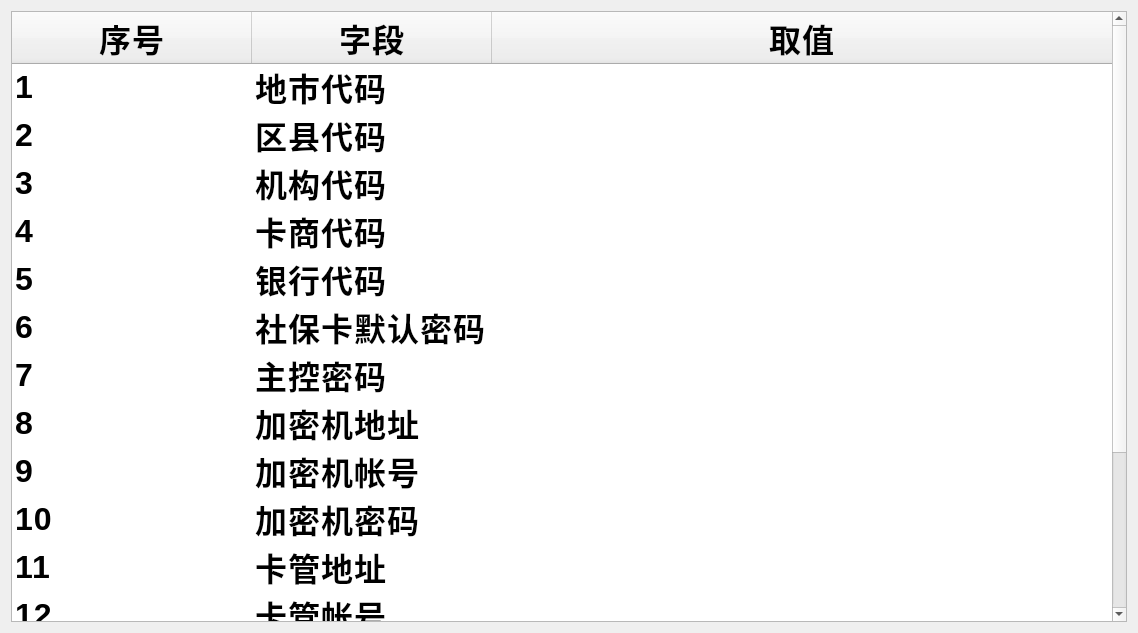
leithergit/SSCard_System, file SSCard_System/Sys_regionconfigure.ui: the form before one commit.
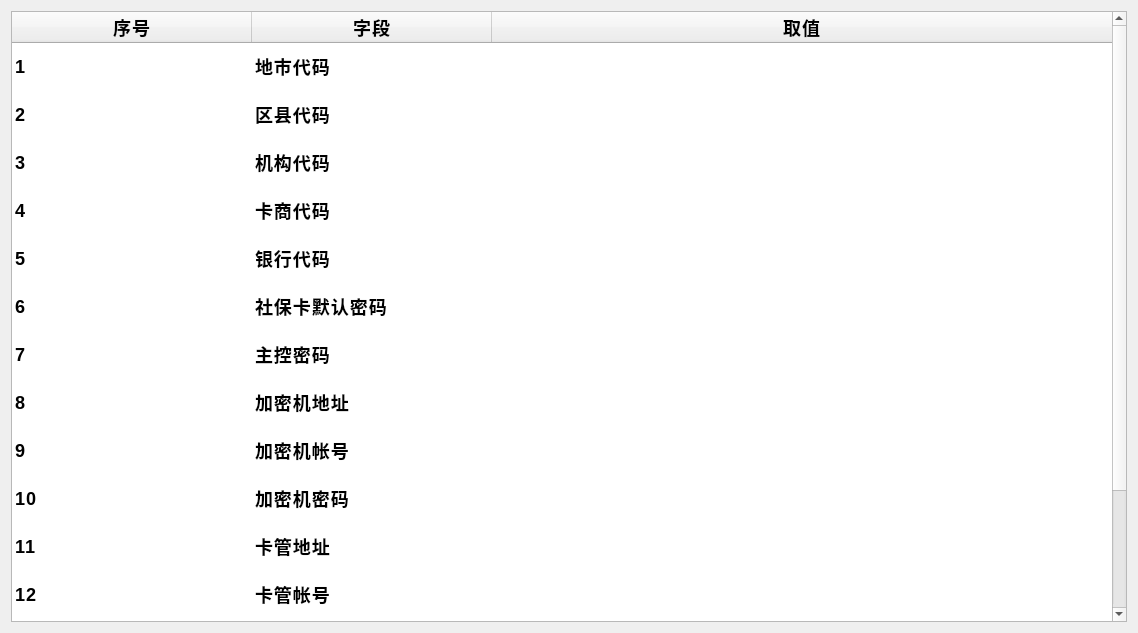
The form after the commit.

Diff of the .ui file:
```diff
--- a/SSCard_System/Sys_regionconfigure.ui
+++ b/SSCard_System/Sys_regionconfigure.ui
@@ -15,7 +15,7 @@
   </property>
   <property name="styleSheet">
    <string notr="true">font-family: &quot;思源黑体 CN Regular&quot;;
-font-size: 32px;
+font-size: 18px;
 font-weight: bold;
 line-height: 49px;
 letter-spacing: 1px;
```
